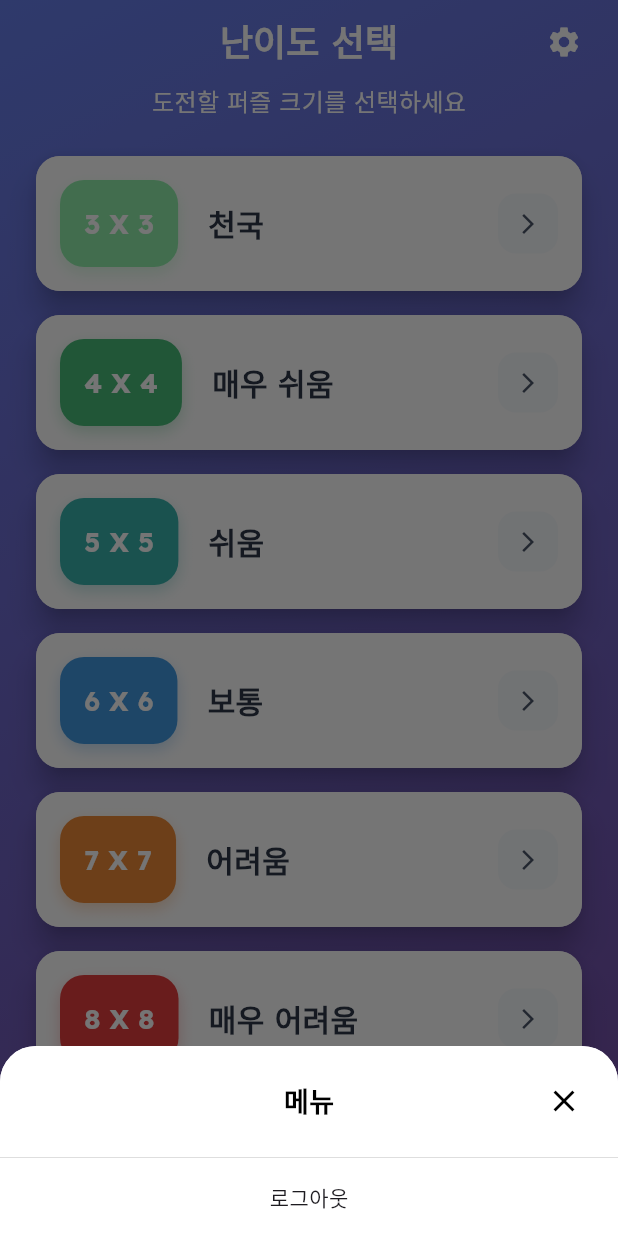
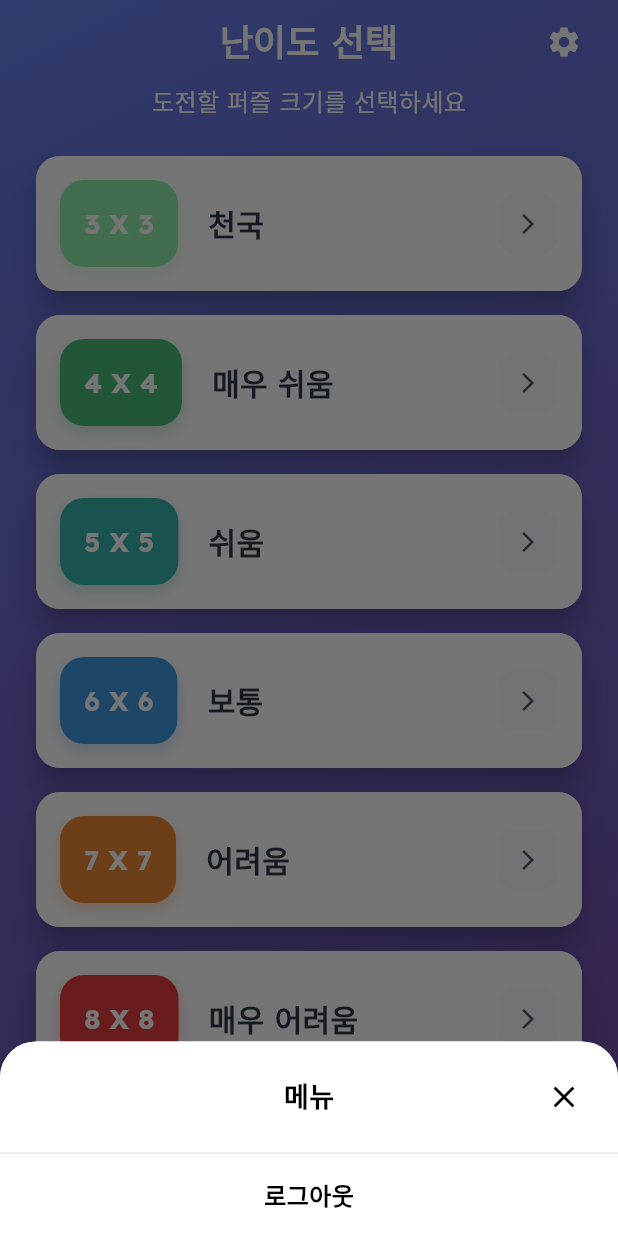
Before and after one commit to DDOLDDOL/rapid_number_puzzle, a Flutter app: the screen it shows once a user with an empty profile is signed in, after a tap on the "settings" icon, on a phone screen of 412 x 824 dp. Run offline on Flutter 3.47's test engine with Material 3 defaults, Android fonts, the phone set to English and light mode, and no system bars; our stand-ins replace firebase_auth, firebase_core, firebase_database, flutter_bloc, flutter_staggered_animations, freezed_annotation and 4 more; accounts and stored records are empty; generated files the repository leaves out were written again; statements that could not run were skipped.

Commit message:
refactor: Update home_menu_bottom_sheet_tile

```diff
--- a/lib/home/widgets/home_menu_bottom_sheet_tile.dart
+++ b/lib/home/widgets/home_menu_bottom_sheet_tile.dart
@@ -1,6 +1,5 @@
 import 'package:flutter/material.dart';
 import 'package:go_router/go_router.dart';
-import 'package:rapid_number_puzzle/common/utils/text_styles.dart';
 
 class HomeMenuBottomSheetTile extends StatelessWidget {
   const HomeMenuBottomSheetTile({super.key, required this.label, this.onTap});
@@ -18,7 +17,12 @@ class HomeMenuBottomSheetTile extends StatelessWidget {
       child: Container(
         color: Colors.transparent,
         padding: EdgeInsets.all(16),
-        child: Center(child: Text(label, style: AppTextStyles.menu)),
+        child: Center(
+          child: Text(
+            label,
+            style: TextStyle(fontSize: 16, fontWeight: FontWeight.w600, color: Colors.black),
+          ),
+        ),
       ),
     );
   }
```
